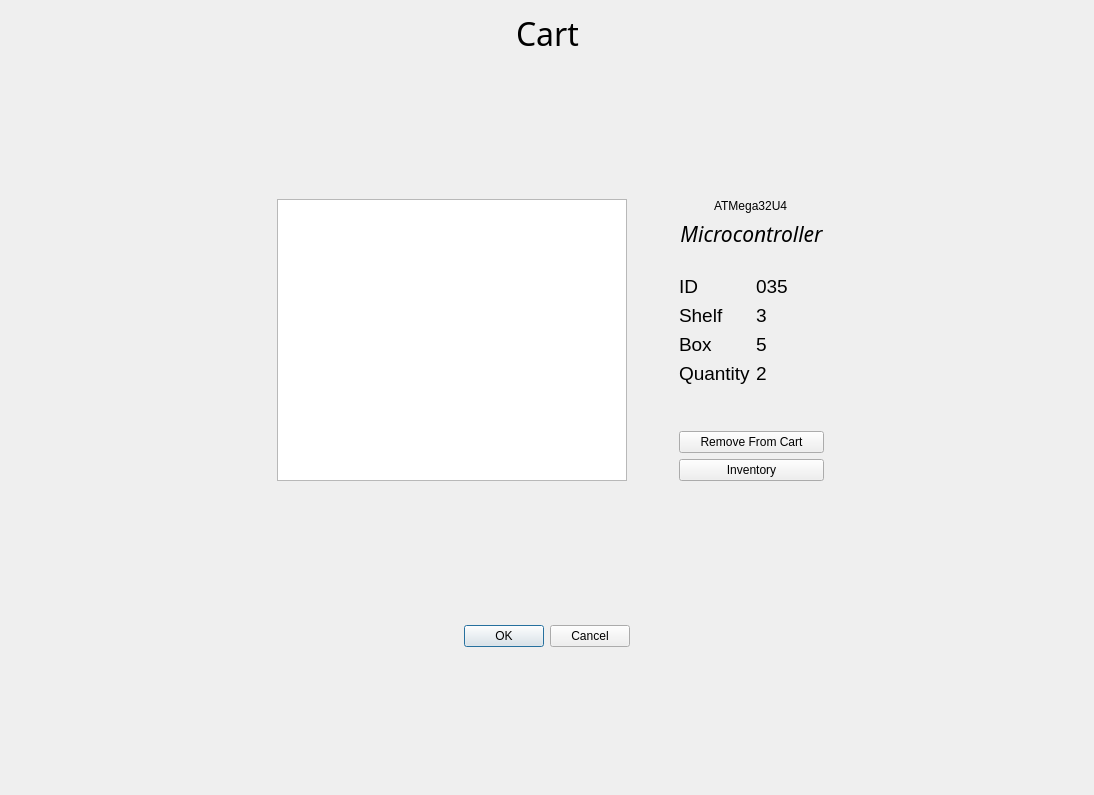
Before: the Qt Designer form cart.ui in arc-bphc/sims-gui, drawn with Qt 5.
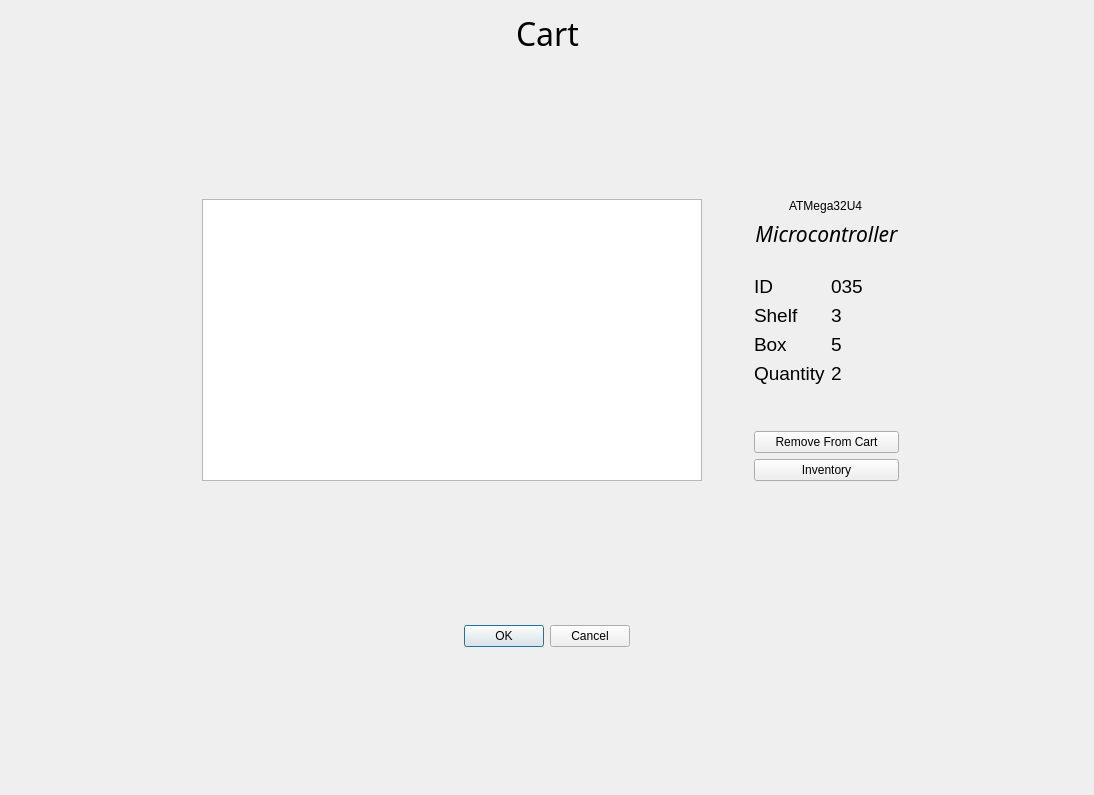
After: the same form once the commit is applied. Icons and pictures are not drawn.

```diff
--- a/cart.ui
+++ b/cart.ui
@@ -299,7 +299,7 @@
       <widget class="QListView" name="listView">
        <property name="minimumSize">
         <size>
-         <width>350</width>
+         <width>500</width>
          <height>0</height>
         </size>
        </property>
```
Left out of the diff: 26 changed lines with no effect on the pictures.
